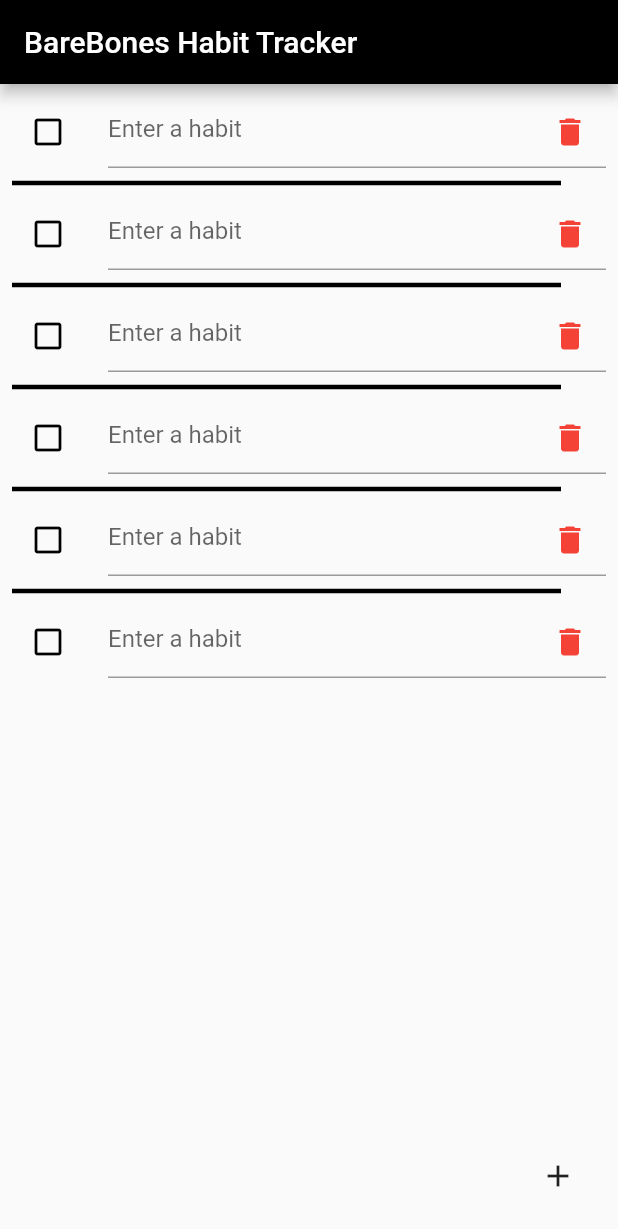
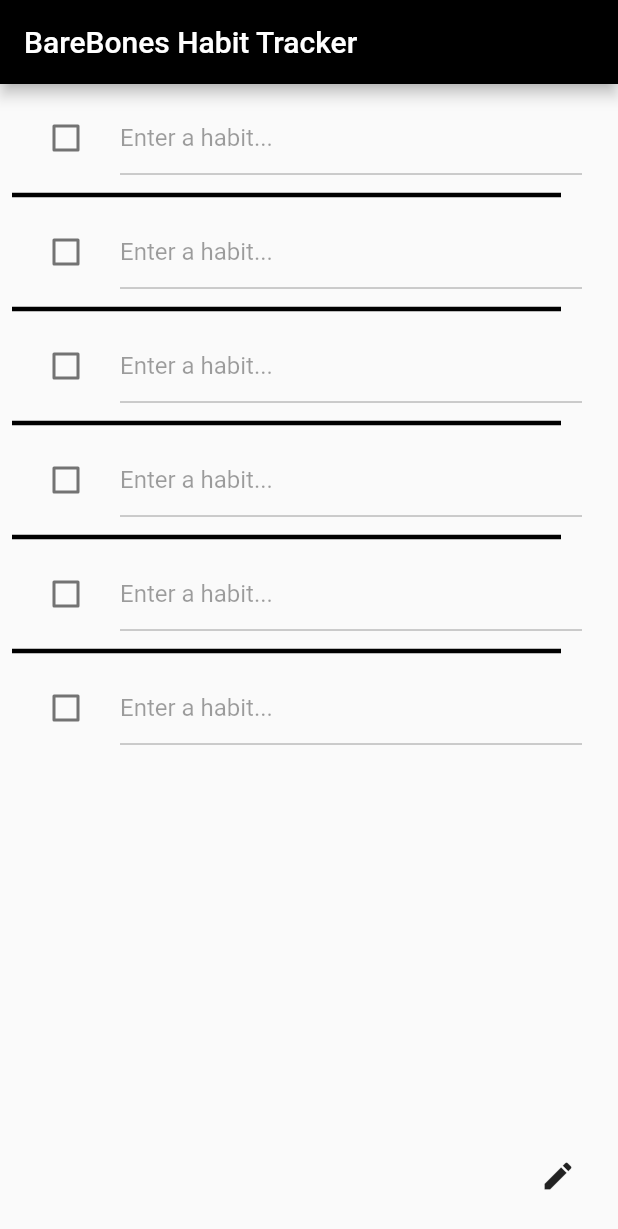
Before and after one commit to Gakjvc/BBHabitTracker, a Flutter app: the screen it shows after launch, on a phone screen of 412 x 824 dp. Shown: the top 1229 px of the screen. Run offline on Flutter 3.47's test engine with Material 2 defaults, Android fonts, the phone set to English and light mode, and no system bars.

Commit message:
Checkboxes working individually

```diff
--- a/firstproject/lib/main.dart
+++ b/firstproject/lib/main.dart
@@ -5,8 +5,7 @@ void main() => runApp(MyApp());
 class MyApp extends StatelessWidget {
   @override
   Widget build(BuildContext context) {
-    return MaterialApp(
-        theme: ThemeData(primaryColor: Colors.green), home: TaskCheckList());
+    return MaterialApp(home: TaskCheckList());
   }
 }
 
@@ -18,8 +17,28 @@ class TaskCheckList extends StatefulWidget {
 }
 
 class TaskCheckListState extends State<TaskCheckList> {
-  var num = 6;
-  var checked = false;
+  int num = 6;
+  bool editable = false;
+  bool checkeda = false;
+  List glist = <bool>[];
+
+  Widget habittools() {
+    return ListView(
+      children: [addhabit(), edithabits()],
+    );
+  }
+
+  Widget edithabits() {
+    return IconButton(
+      onPressed: () {
+        setState(() {
+          editable = !editable;
+          (context as Element).reassemble();
+        });
+      },
+      icon: Icon(Icons.edit),
+    );
+  }
 
   Widget addhabit() {
     return IconButton(
@@ -38,53 +57,43 @@ class TaskCheckListState extends State<TaskCheckList> {
       itemCount: num,
       padding: const EdgeInsets.all(8),
       itemBuilder: (BuildContext context, int index) {
-        return _buildRow();
+        return _buildRow(index);
       },
       separatorBuilder: (BuildContext context, int index) => const Divider(
           color: Colors.black, height: 20, thickness: 3, endIndent: 30),
     );
   }
 
-  Widget _buildRow() {
-    return TextField(
-        decoration: InputDecoration(
-            hintText: 'Enter a habit',
-            // delete
-            suffixIcon: IconButton(
-              icon: Icon(
-                Icons.delete,
-                color: Colors.red,
-              ),
-              onPressed: () {
-                num--;
-                (context as Element).reassemble();
-              },
-            ),
-            //check
-            icon: IconButton(
-                icon: Icon(
-                  (checked) ? Icons.check_box : Icons.check_box_outline_blank,
-                  color: Colors.black,
-                ),
-                onPressed: () {
-                  setState(() {
-                    if (checked) {
-                      checked = false;
-                    } else
-                      checked = true;
-                  });
-                  print(checked);
-                  (context as Element).reassemble();
-                })));
+  Widget _buildRow(int indx) {
+    bool checked = false;
+    glist.add(checked);
+    return CheckboxListTile(
+        activeColor: Color.fromARGB(255, 248, 17, 0),
+        controlAffinity: ListTileControlAffinity.leading,
+        title: TextField(
+          maxLines: null,
+          decoration: const InputDecoration(
+            hintText: "Enter a habit...",
+          ),
+          enabled: editable,
+        ),
+        value: glist[indx],
+        onChanged: (value) {
+          setState(() {
+            glist[indx] = value!;
+            print(glist[indx]);
+          });
+        });
   }
 
+  @override
   Widget build(BuildContext context) {
     return Scaffold(
       appBar: AppBar(
           backgroundColor: Colors.black,
           title: const Text('BareBones Habit Tracker')),
       body: _buildList(),
-      floatingActionButton: addhabit(),
+      floatingActionButton: edithabits(),
     );
   }
 }
```
Also changed, not shown: firstproject/flutter_02.png (added).
